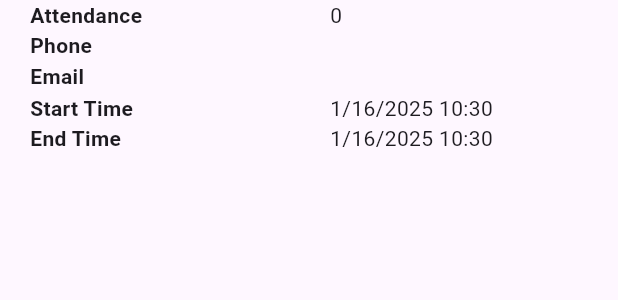
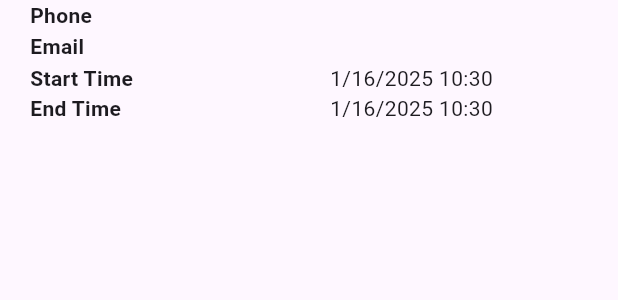
Before and after one commit to GoForthTechnology/RoomBooker, a Flutter app: what detailTable() shows on an empty page, opened directly, on a phone screen of 412 x 824 dp. Shown: the top 300 px of the screen. Run offline on Flutter 3.47's test engine with Material 3 defaults, Android fonts, the phone set to English and light mode, and no system bars; our stand-ins replace auto_route, cloud_firestore, firebase_auth, firebase_core, rxdart, syncfusion_flutter_calendar; missing offline and left inert: firebase_ui_auth, firebase_ui_oauth_google; accounts and stored records are empty; statements that could not run were skipped.

Commit message:
Remove unnecessary fields from the request form.

```diff
--- a/lib/entities/request.dart
+++ b/lib/entities/request.dart
@@ -17,13 +17,10 @@ class Request {
   final String name;
   final String email;
   final String phone;
-  final int attendance;
   final String message;
   final String eventName;
   final DateTime eventStartTime;
   final DateTime eventEndTime;
-  final DateTime doorUnlockTime;
-  final DateTime doorLockTime;
   final String selectedRoom;
   final RequestStatus status;
 
@@ -31,13 +28,10 @@ class Request {
     required this.name,
     required this.email,
     required this.phone,
-    required this.attendance,
     required this.message,
     required this.eventName,
     required this.eventStartTime,
     required this.eventEndTime,
-    required this.doorUnlockTime,
-    required this.doorLockTime,
     required this.selectedRoom,
     required this.status,
     this.id,
@@ -64,13 +58,10 @@ class Request {
       name: name ?? this.name,
       email: email ?? this.email,
       phone: phone ?? this.phone,
-      attendance: attendance ?? this.attendance,
       message: message ?? this.message,
       eventName: eventName ?? this.eventName,
       eventStartTime: eventStartTime ?? this.eventStartTime,
       eventEndTime: eventEndTime ?? this.eventEndTime,
-      doorUnlockTime: doorUnlockTime ?? this.doorUnlockTime,
-      doorLockTime: doorLockTime ?? this.doorLockTime,
       selectedRoom: selectedRoom ?? this.selectedRoom,
       status: status ?? this.status,
       id: this.id ?? id,
--- a/lib/utils/appointment_extensions.dart
+++ b/lib/utils/appointment_extensions.dart
@@ -26,9 +26,6 @@ extension AppointmentCopyWith on Appointment {
       email: '',
       message: '',
       phone: '',
-      attendance: 0,
-      doorUnlockTime: startTime,
-      doorLockTime: endTime,
       selectedRoom: '',
       status: status,
     );
--- a/lib/widgets/booking_lists.dart
+++ b/lib/widgets/booking_lists.dart
@@ -194,7 +194,6 @@ Widget detailTable(Request booking) {
       child: Table(
         defaultColumnWidth: const FixedColumnWidth(200),
         children: [
-          bookingField('Attendance', booking.attendance.toString()),
           bookingField('Phone', booking.phone),
           bookingField('Email', booking.email),
           bookingField('Start Time',
--- a/lib/widgets/streaming_calendar.dart
+++ b/lib/widgets/streaming_calendar.dart
@@ -164,9 +164,6 @@ Request fromAppointment(Appointment appointment, RequestStatus status) {
     email: '',
     message: '',
     phone: '',
-    attendance: 0,
-    doorUnlockTime: appointment.startTime,
-    doorLockTime: appointment.endTime,
     status: status,
   );
 }
```
Also changed, not shown: lib/widgets/new_booking_form.dart (+0 -50 lines), lib/entities/request.g.dart.
